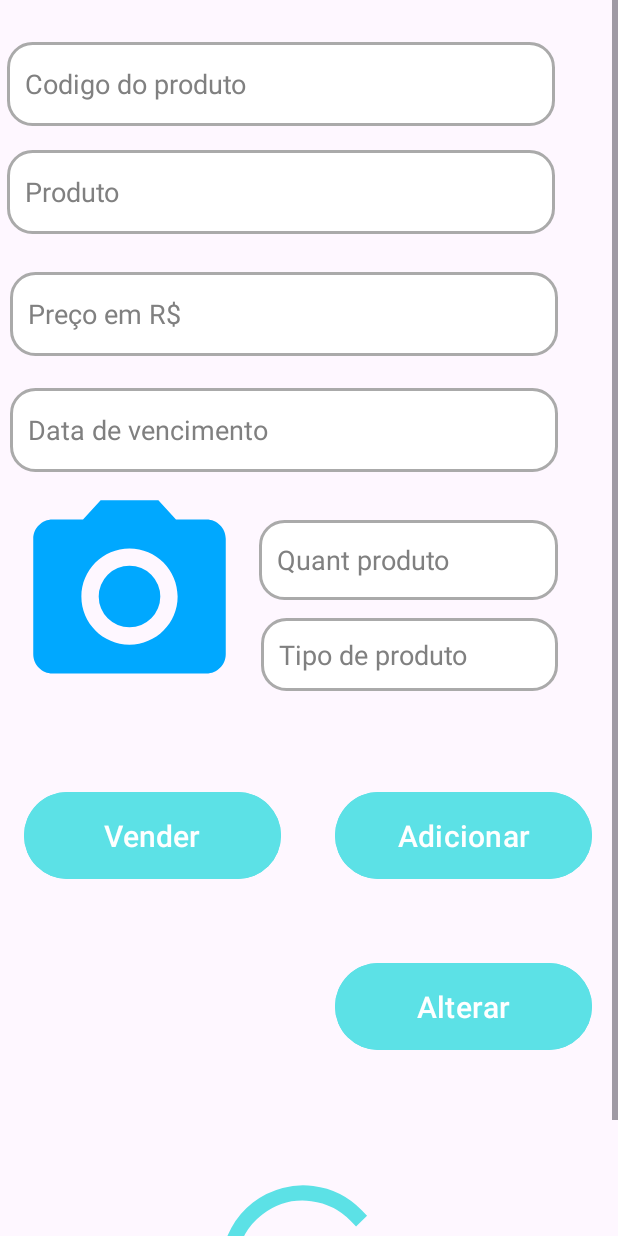
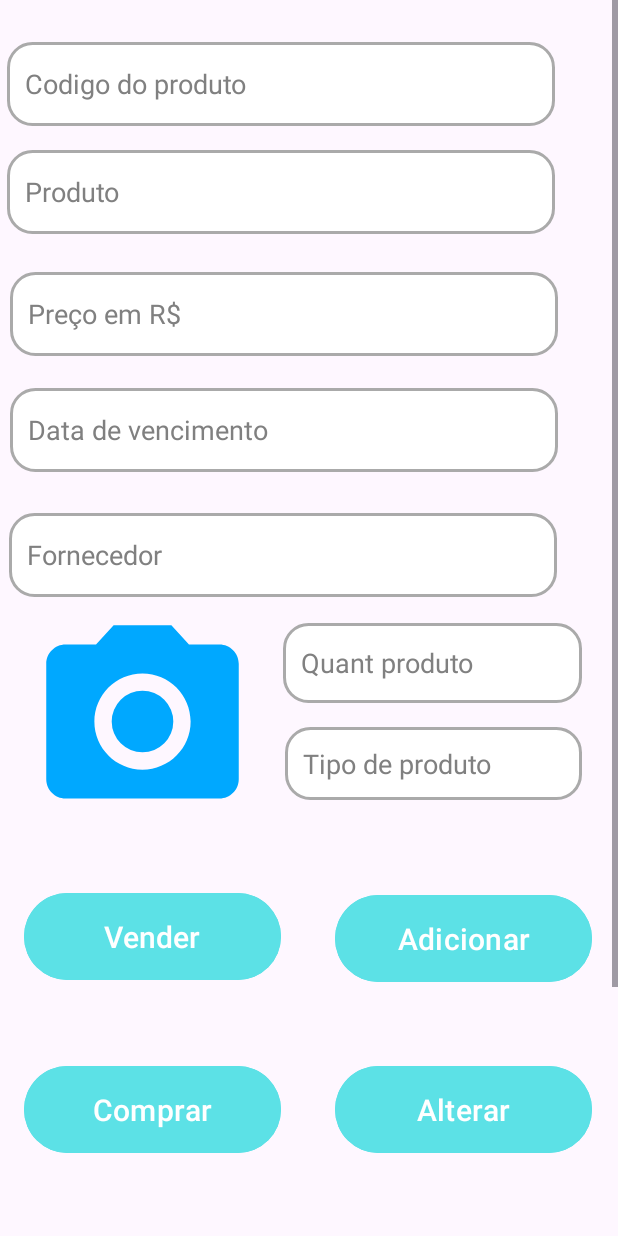
Before and after one commit to BEaew0/Versoes-pro-TCC-planejamento-, an Android app: the ProdutosActivity screen opened directly, with no data from a screen before it, on a phone screen of 412 x 824 dp. Run offline under Robolectric (Android 15) with nearby library versions, the phone set to English and light mode, and no system bars; 4 statements that could not run were skipped.

Commit message:
Melhorei a logica de produtos

```diff
--- a/Mobile-TCC/tesouro_azul_app_0.4/tesouro_azul_app/app/src/main/java/com/example/tesouro_azul_app/AuthInterceptor.java
+++ b/Mobile-TCC/tesouro_azul_app_0.4/tesouro_azul_app/app/src/main/java/com/example/tesouro_azul_app/AuthInterceptor.java
@@ -20,7 +20,8 @@ public class AuthInterceptor implements Interceptor {
     private static final String TAG = "AuthInterceptor";
     private final Context context;
 
-    public AuthInterceptor(Context context) {
+    public AuthInterceptor(Context context)
+    {
         this.context = context;
         sharedPreferences = context.getSharedPreferences("user_prefs", Context.MODE_PRIVATE);
     }
@@ -57,17 +58,19 @@ public class AuthInterceptor implements Interceptor {
             editor.remove("jwt_token");
             editor.apply();
 
-            //Redirecionar para tela de login (se estiver em uma Activity)
-            if (context instanceof android.app.Activity) {
-                ((android.app.Activity) context).runOnUiThread(() -> {
+            //Redirecionar para tela de Entrada (se estiver em uma Activity)
+            if (context instanceof android.app.Activity)//Verificação do tipo de Contexto/Atividade
+            {
+                ((android.app.Activity) context).runOnUiThread(() -> {//Fazemos um cast para Activity porque o método runOnUiThread é específico de Activity
                     Toast.makeText(context, "", Toast.LENGTH_SHORT).show();
                     Toast.makeText(context, "Sessão expirada. Faça login novamente.", Toast.LENGTH_LONG).show();
                     Intent entradaIntent = new Intent(context, EntradaActivity.class);
-                    entradaIntent.addFlags(Intent.FLAG_ACTIVITY_CLEAR_TOP |
-                            Intent.FLAG_ACTIVITY_NEW_TASK |
-                            Intent.FLAG_ACTIVITY_CLEAR_TASK);
+
+                    entradaIntent.addFlags(Intent.FLAG_ACTIVITY_CLEAR_TOP |//Limpa a pilha de activities acima da activity alvo (se já existir)
+                            Intent.FLAG_ACTIVITY_NEW_TASK |//Cria uma nova tarefa (útil quando chamado de fora de uma Activity)
+                            Intent.FLAG_ACTIVITY_CLEAR_TASK);//Limpa todas as activities anteriores na pilha
                     context.startActivity(entradaIntent);
-                    ((android.app.Activity) context).finish();
+                    ((android.app.Activity) context).finish();//Finalização da Activity Atual
                 });
             }
             //Lançar exceção para interromper a requisição atual
@@ -75,5 +78,4 @@ public class AuthInterceptor implements Interceptor {
         }
         return response;
     }
-
 }
--- a/Mobile-TCC/tesouro_azul_app_0.4/tesouro_azul_app/app/src/main/java/com/example/tesouro_azul_app/ProdutosActivity.java
+++ b/Mobile-TCC/tesouro_azul_app_0.4/tesouro_azul_app/app/src/main/java/com/example/tesouro_azul_app/ProdutosActivity.java
@@ -58,8 +58,8 @@ public class ProdutosActivity extends AppCompatActivity {
     private ProdutoAdapter adapter;
     private List<SuperClassProd.Produto> listaProdutos = new ArrayList<>();
 
-    EditText NomeProd,ValorProd,TipoProd,QuantProd,ValProd,CodProd;
-    Button btnVenderProd, btnAdicionarProd, btnAlterarProd, btnEstoque;
+    EditText NomeProd,ValorProd,TipoProd,QuantProd,ValProd,CodProd,FornProd;
+    Button btnVenderProd, btnAdicionarProd, btnAlterarProd, btnExluir,btnComprar;
     ShapeableImageView prodImage;
     ProgressBar progressBar;
 
@@ -73,6 +73,9 @@ public class ProdutosActivity extends AppCompatActivity {
         btnVenderProd = findViewById(R.id.btnVenderProd);
         btnAdicionarProd = findViewById(R.id.btnAdicionarProd);
         btnAlterarProd = findViewById(R.id.btnAlterarProd);
+        btnComprar = findViewById(R.id.btnComprarProd);
+        btnExluir = findViewById(R.id.btnExcluirProd);
+
         prodImage = findViewById(R.id.prod_image);
         recyclerView = findViewById(R.id.recyclerViewProdutos);
 
@@ -83,7 +86,7 @@ public class ProdutosActivity extends AppCompatActivity {
         QuantProd = (EditText) findViewById(R.id.txtQuant);
         ValProd = (EditText) findViewById(R.id.txtValidade);
         CodProd = (EditText) findViewById(R.id.txtCodProd);
-
+        FornProd = (EditText) findViewById(R.id.txtFornecedor);
 
         // Configura Retrofit
         Retrofit retrofit = new Retrofit.Builder()
@@ -99,6 +102,7 @@ public class ProdutosActivity extends AppCompatActivity {
         // Adiciona divisor entre itens (opcional)
         recyclerView.addItemDecoration(new DividerItemDecoration(this, DividerItemDecoration.VERTICAL));
 
+        //Rever isso aqui
         // Inicializa o Adapter com os dados e um listener de clique
         /*adapter = new ProdutoAdapter(listaProdutos, this, produto ->
         {
@@ -127,11 +131,9 @@ public class ProdutosActivity extends AppCompatActivity {
               if (ContextCompat.checkSelfPermission(ProdutosActivity.this, android.Manifest.permission.READ_MEDIA_IMAGES) == PackageManager.PERMISSION_GRANTED)
               {
                   openGallery(); // Já tem permissão → Abre direto
-
               }
               else
-              {
-                  // Solicita permissão
+              {// Solicita permissão
                   ActivityCompat.requestPermissions(
                           ProdutosActivity.this,
                           new String[]{Manifest.permission.READ_MEDIA_IMAGES},
@@ -140,6 +142,20 @@ public class ProdutosActivity extends AppCompatActivity {
               }
           }
       });
+
+        btnExluir.setOnClickListener(new View.OnClickListener() {
+            @Override
+            public void onClick(View view) {
+
+            }
+        });
+
+        btnComprar.setOnClickListener(new View.OnClickListener() {
+            @Override
+            public void onClick(View view) {
+
+            }
+        });
 
         // Ações para os botões
        btnVenderProd.setOnClickListener(new View.OnClickListener() {
@@ -163,14 +179,6 @@ public class ProdutosActivity extends AppCompatActivity {
             }
         });
 
-        btnEstoque.setOnClickListener(new View.OnClickListener()
-        {
-            @Override
-            public void onClick(View v) {
-                // Navegar para a tela de estoque
-
-            }
-        });
 
         ValProd.setOnClickListener(new View.OnClickListener() {
             @Override
@@ -298,22 +306,20 @@ public class ProdutosActivity extends AppCompatActivity {
 
         // Valida a data de validade
         String dataValidade = ValProd.getText().toString().trim();
-
-        if (dataValidade.isEmpty()) {
-            Toast.makeText(this, "Informe a data de validade", Toast.LENGTH_SHORT).show();
-            return;
-        }
-
-        // Formata a data para o padrão yyyy-MM-dd
+        Date date;
+        String dataFormatada = null;
         SimpleDateFormat sdfInput = new SimpleDateFormat("dd/MM/yyyy");
         SimpleDateFormat sdfOutput = new SimpleDateFormat("yyyy-MM-dd");
-        String dataFormatada;
-        try {
-            Date date = sdfInput.parse(dataValidade);
-            dataFormatada = sdfOutput.format(date);
-        } catch (ParseException e) {
-            Toast.makeText(this, "Data de validade inválida", Toast.LENGTH_SHORT).show();
-            return;
+
+        if (!dataValidade.isEmpty())
+        {
+            try {
+                 date = sdfInput.parse(dataValidade);
+                dataFormatada = sdfOutput.format(date);
+            } catch (ParseException e) {
+                Toast.makeText(this, "Data de validade inválida", Toast.LENGTH_SHORT).show();
+                return;
+            }
         }
 
         // Calcula o valor total
--- a/Mobile-TCC/tesouro_azul_app_0.4/tesouro_azul_app/app/src/main/res/layout/activity_produtosctivity.xml
+++ b/Mobile-TCC/tesouro_azul_app_0.4/tesouro_azul_app/app/src/main/res/layout/activity_produtosctivity.xml
@@ -17,17 +17,18 @@
             android:layout_height="133dp"
             android:layout_gravity="center"
             android:layout_margin="16dp"
-            android:layout_marginTop="20dp"
+            android:layout_marginTop="17dp"
             android:layout_marginEnd="2dp"
             android:clickable="true"
             android:contentDescription="@string/descricao_user_icon"
             android:focusable="true"
-            app:shapeAppearanceOverlay="@style/RoundedRectangleImageView"
             android:scaleType="centerCrop"
             android:src="@drawable/camera_icon"
             app:layout_constraintEnd_toStartOf="@+id/txtQuant"
+            app:layout_constraintHorizontal_bias="0.8"
             app:layout_constraintStart_toStartOf="parent"
-            app:layout_constraintTop_toBottomOf="@+id/txtValidade" />
+            app:layout_constraintTop_toBottomOf="@+id/txtFornecedor"
+            app:shapeAppearanceOverlay="@style/RoundedRectangleImageView" />
 
         <Button
             android:id="@+id/btnAdicionarProd"
@@ -97,8 +98,8 @@
             android:id="@+id/txtTipo"
             android:layout_width="198dp"
             android:layout_height="wrap_content"
-            android:layout_marginTop="12dp"
-            android:layout_marginEnd="40dp"
+            android:layout_marginTop="16dp"
+            android:layout_marginEnd="24dp"
             android:background="@drawable/edittext_background"
             android:hint="Tipo de produto"
             android:inputType="text"
@@ -112,8 +113,8 @@
             android:id="@+id/txtQuant"
             android:layout_width="199dp"
             android:layout_height="53dp"
-            android:layout_marginTop="32dp"
-            android:layout_marginEnd="40dp"
+            android:layout_marginTop="17dp"
+            android:layout_marginEnd="24dp"
             android:background="@drawable/edittext_background"
             android:hint="Quant produto"
             android:inputType="number"
@@ -121,7 +122,7 @@
             android:textColor="@android:color/black"
             android:textColorHint="@color/cinza"
             app:layout_constraintEnd_toEndOf="parent"
-            app:layout_constraintTop_toBottomOf="@+id/txtValidade" />
+            app:layout_constraintTop_toBottomOf="@+id/txtFornecedor" />
 
         <EditText
             android:id="@+id/txtValidade"
@@ -140,6 +141,24 @@
             app:layout_constraintStart_toStartOf="parent"
             app:layout_constraintTop_toBottomOf="@+id/txtValorProd" />
 
+        <EditText
+            android:id="@+id/txtFornecedor"
+            android:layout_width="365dp"
+            android:layout_height="56dp"
+            android:layout_marginStart="6dp"
+            android:layout_marginTop="27dp"
+            android:layout_marginEnd="40dp"
+            android:background="@drawable/edittext_background"
+            android:hint="Fornecedor"
+            android:inputType="text"
+            android:padding="12dp"
+            android:textColor="@android:color/black"
+            android:textColorHint="@color/cinza"
+            app:layout_constraintEnd_toEndOf="parent"
+            app:layout_constraintHorizontal_bias="0.0"
+            app:layout_constraintStart_toStartOf="parent"
+            app:layout_constraintTop_toBottomOf="@+id/txtValidade" />
+
         <Button
             android:id="@+id/btnAlterarProd"
             android:layout_width="171dp"
@@ -155,23 +174,47 @@
             app:layout_constraintTop_toBottomOf="@+id/btnAdicionarProd" />
 
         <Button
+            android:id="@+id/btnExcluirProd"
+            android:layout_width="172dp"
+            android:layout_height="62dp"
+            android:layout_marginTop="48dp"
+            android:layout_marginEnd="17dp"
+            android:backgroundTint="@color/blueButton"
+            android:text="Excluir"
+            android:textSize="20dp"
+            app:layout_constraintEnd_toEndOf="parent"
+            app:layout_constraintTop_toBottomOf="@+id/btnAlterarProd" />
+
+        <Button
             android:id="@+id/btnVenderProd"
             android:layout_width="171dp"
             android:layout_height="66dp"
             android:layout_marginStart="16dp"
-            android:layout_marginTop="60dp"
+            android:layout_marginTop="44dp"
             android:backgroundTint="@color/blueButton"
             android:text="Vender"
             android:textSize="20dp"
             app:layout_constraintStart_toStartOf="parent"
             app:layout_constraintTop_toBottomOf="@+id/prod_image" />
 
+        <Button
+            android:id="@+id/btnComprarProd"
+            android:layout_width="171dp"
+            android:layout_height="66dp"
+            android:layout_marginStart="16dp"
+            android:layout_marginTop="49dp"
+            android:backgroundTint="@color/blueButton"
+            android:text="Comprar"
+            android:textSize="20dp"
+            app:layout_constraintStart_toStartOf="parent"
+            app:layout_constraintTop_toBottomOf="@+id/btnVenderProd" />
+
         <EditText
             android:id="@+id/txtPesquisaProd"
             android:layout_width="365dp"
             android:layout_height="56dp"
             android:layout_marginStart="16dp"
-            android:layout_marginTop="76dp"
+            android:layout_marginTop="13dp"
             android:layout_marginEnd="30dp"
             android:background="@drawable/edittext_background"
             android:hint="Pesquisar Produto"
@@ -179,12 +222,11 @@
             android:padding="12dp"
             android:textColor="@android:color/black"
             android:textColorHint="@color/cinza"
-            android:visibility="gone"
+            android:visibility="visible"
             app:layout_constraintEnd_toEndOf="parent"
             app:layout_constraintHorizontal_bias="1.0"
             app:layout_constraintStart_toStartOf="parent"
-            app:layout_constraintTop_toBottomOf="@+id/btnAlterarProd"
-            />
+            app:layout_constraintTop_toBottomOf="@+id/btnExcluirProd" />
 
         <ProgressBar
             android:id="@+id/progressBar"
@@ -193,11 +235,11 @@
             android:layout_height="129dp"
             android:layout_centerInParent="true"
             android:layout_marginStart="132dp"
-            android:layout_marginTop="76dp"
+            android:layout_marginTop="20dp"
             android:indeterminateTint="@color/blueButton"
-            android:visibility="visible"
+            android:visibility="gone"
             app:layout_constraintStart_toStartOf="parent"
-            app:layout_constraintTop_toBottomOf="@+id/btnAlterarProd" />
+            app:layout_constraintTop_toBottomOf="@+id/btnExcluirProd" />
 
         <androidx.recyclerview.widget.RecyclerView
             android:id="@+id/recyclerViewProdutos"
@@ -205,7 +247,7 @@
             android:layout_height="match_parent"
             android:layout_marginTop="15dp"
             android:padding="4dp"
-            android:visibility="gone"
+            android:visibility="visible"
             app:layout_constraintEnd_toEndOf="parent"
             app:layout_constraintStart_toStartOf="parent"
             app:layout_constraintTop_toBottomOf="@+id/txtPesquisaProd" />
```
Also changed, not shown: Mobile-TCC/tesouro_azul_app_0.4/tesouro_azul_app/app/src/main/java/com/example/tesouro_azul_app/superClassUser.java (indentation only).
